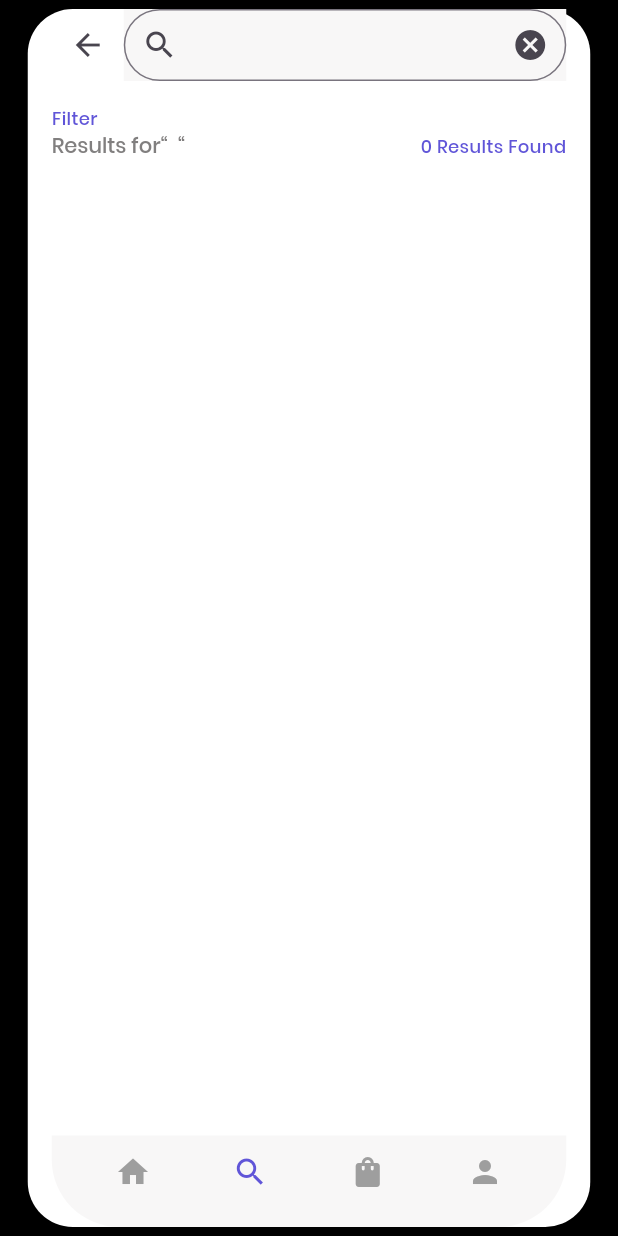
After one commit to Ibra1221/E-Commerce-App, a Flutter app: the SearchPage screen opened directly, item 3 of the bottom bar chosen, after a tap on the "arrow back" icon, on a phone screen of 412 x 824 dp. The commit adds this screen. Run offline on Flutter 3.47's test engine with Material 3 defaults, Android fonts, the phone set to English and light mode, and no system bars; our stand-ins replace carousel_slider, dio, flutter_iconly, smooth_page_indicator; missing offline and left inert: mdi; network calls fail; project files that could hold a hidden picture were left out.

Commit message:
ADD: Added search functionality

```diff
--- /dev/null
+++ b/lib/pages/search.dart
@@ -0,0 +1,390 @@
+import 'package:flutter/material.dart';
+import '../api_service.dart';
+import 'cart_page.dart';
+import 'home_page.dart';
+import 'product.dart';
+import '../models/product_model.dart';
+import 'package:provider/provider.dart';
+import '../providers/cart_provider.dart';
+import '../providers/favourite_provider.dart';
+
+class SearchPage extends StatefulWidget {
+  const SearchPage({super.key});
+
+  @override
+  State<SearchPage> createState() => _SearchPageState();
+}
+
+class _SearchPageState extends State<SearchPage> {
+  String currentPage = "Search";
+  bool _isLoading = false;
+  final TextEditingController _controller = TextEditingController();
+  List<ProductModel> _searchResults = [];
+  bool success = false;
+
+  Widget bottomBarBuilder() {
+    return Container(
+      width: 375,
+      height: 61,
+      decoration: BoxDecoration(
+        color: Color(0xFFF8F7F7),
+        borderRadius: BorderRadius.only(
+          bottomLeft: Radius.circular(45),
+          bottomRight: Radius.circular(45),
+        ),
+      ),
+      child: Row(
+        mainAxisSize: MainAxisSize.min,
+        mainAxisAlignment: MainAxisAlignment.spaceEvenly,
+        children: [
+          iconBuilder(Icon(Icons.home, color: Color(0xFF9E9E9E)), "Home"),
+          iconBuilder(Icon(Icons.search, color: Color(0xFF6055D8)), "Search"),
+          iconBuilder(
+            Icon(Icons.shopping_bag, color: Color(0xFF9E9E9E)),
+            "Bag",
+          ),
+          iconBuilder(Icon(Icons.person, color: Color(0xFF9E9E9E)), "Account"),
+        ],
+      ),
+    );
+  }
+
+  Widget iconBuilder(Icon icon, String label) {
+    return Column(
+      children: [
+        IconButton(
+          onPressed: () => {
+            if (label == "Bag" && currentPage != "Bag")
+              {
+                Navigator.push(
+                  context,
+                  MaterialPageRoute(builder: (context) => CartPage()),
+                ),
+              }
+            else
+              {
+                if (label == "Home" && currentPage != "Home")
+                  {
+                    Navigator.push(
+                      context,
+                      MaterialPageRoute(
+                        builder: (context) => HomePage(title: "Home"),
+                      ),
+                    ),
+                  }
+                else if (label == "Search" && currentPage != "Search")
+                  {
+                    Navigator.push(
+                      context,
+                      MaterialPageRoute(builder: (context) => SearchPage()),
+                    ),
+                  },
+              },
+          },
+          icon: icon,
+        ),
+      ],
+    );
+  }
+
+  Widget cardBuilder(
+    List<ProductModel> products,
+    int index,
+  ) {
+    return GestureDetector(
+      onTap: () => {
+        setState(() {
+          Navigator.push(
+            context,
+            MaterialPageRoute(
+              builder: (context) =>
+                  ProductPage(
+                  title: "Product",
+                  product: products[index],
+                  index: index,
+                  ),
+
+            ),
+          );
+        }),
+      },
+      child: Card(
+        child: Column(
+          crossAxisAlignment: CrossAxisAlignment.start,
+          children: [
+            SizedBox(
+              width: 155,
+              height: 134,
+              child: Stack(
+                children: [
+                  SizedBox(
+                    width: 155,
+                    height: 134,
+                    child: Image.network(
+                      products[index].images![0],
+                      width: 155,
+                      height: 134,
+                    ),
+                  ),
+                  Positioned(
+                    left: 113,
+                    top: 8,
+                    child: IconButton(
+                      onPressed: () => {
+                        setState(() {
+                          Provider.of<FavouriteProvider>(context, listen: false)
+                              .addToFavourites(products[index]);
+                        }),
+                      },
+                      icon: Icon(
+                        !Provider.of<FavouriteProvider>(
+                          context, listen: true
+                          ).favourites.contains(products[index])
+                            ? Icons.favorite_border
+                            : Icons.favorite,
+                      ),
+                    ),
+                  ),
+                ],
+              ),
+            ),
+            Padding(padding: EdgeInsets.only(top: 5)),
+            Container(
+              width: 155,
+              height: 64,
+              decoration: BoxDecoration(
+                borderRadius: BorderRadius.only(
+                  bottomLeft: Radius.circular(10),
+                  bottomRight: Radius.circular(10),
+                ),
+                color: Color(0xFFF8F7F7),
+              ),
+              child: Padding(
+                padding: const EdgeInsets.all(8.0),
+                child: Row(
+                  children: [
+                    Column(
+                      crossAxisAlignment: CrossAxisAlignment.start,
+                      children: [
+                        SizedBox(
+                          height: 21,
+                          width: 50,
+                          child: Text(
+                            products[index].title!,
+                            style: TextStyle(
+                              color: Colors.black,
+                              fontWeight: FontWeight.w600,
+                              fontFamily: "Poppins",
+                              fontSize: 14,
+                            ),
+                            maxLines: 1,
+                            overflow: TextOverflow.ellipsis,
+                          ),
+                        ),
+                        SizedBox(
+                          height: 18,
+                          width: 50,
+                          child: Text(
+                            "\$${products[index].price!.toString()}",
+                            style: TextStyle(
+                              color: Color(0xFF6055D8),
+                              fontWeight: FontWeight.w600,
+                              fontFamily: "Poppins",
+                              fontSize: 12,
+                            ),
+                            maxLines: 1,
+                            overflow: TextOverflow.ellipsis,
+                          ),
+                        ),
+                      ],
+                    ),
+                    Spacer(),
+                    SizedBox.square(
+                      dimension: 24,
+                      child: IconButton(
+                        padding: EdgeInsets.only(right: 12),
+                        constraints: BoxConstraints(),
+                        onPressed: () {
+                          Provider.of<CartProvider>(
+                                        context,
+                                        listen: false,
+                                      ).addToCart(products[index], 1);
+                        },
+                        icon: Icon(
+                          Icons.add_circle,
+                          color: Color(0xFF6055D8),
+                          size: 20,
+                        ),
+                      ),
+                    ),
+                  ],
+                ),
+              ),
+            ),
+          ],
+        ),
+      ),
+    );
+  }
+
+
+  @override
+  Widget build(BuildContext context) {
+    return Scaffold(
+      backgroundColor: Colors.black,
+      body: Center(
+        child: Container(
+          width: 375,
+          height: 812,
+          decoration: BoxDecoration(
+            borderRadius: BorderRadius.circular(30),
+            color: Colors.white,
+          ),
+          child: SafeArea(
+            child: Padding(
+              padding: const EdgeInsets.symmetric(horizontal: 16),
+              child: Column(
+                crossAxisAlignment: CrossAxisAlignment.start,
+                children: [
+                  Row(
+                    children: [
+                      IconButton(
+                        icon: Icon(Icons.arrow_back),
+                        onPressed: () {
+                          Navigator.pop(context);
+                        },
+                      ),
+                      Expanded(
+                        child: Container(
+                          width: 311,
+                          height: 48,
+                          decoration: BoxDecoration(color: Color(0xFFF8F7F7)),
+                          child: TextField(
+                            controller: _controller,
+                            decoration: InputDecoration(
+                              prefixIcon: Icon(Icons.search),
+                              suffixIcon: Icon(Icons.cancel),
+                              border: OutlineInputBorder(
+                                borderRadius: BorderRadius.circular(30),
+                                borderSide: BorderSide(
+                                  color: Color(0xFFF8F7F7),
+                                  width: 0.1,
+                                ),
+                              ),
+                            ),
+                            onChanged: (value) async {
+                              setState(() {
+                                this._isLoading = true;
+                              });
+                              try {
+                                final products = await ApiService()
+                                    .SearchProducts(value);
+
+                                setState(() {
+                                  _searchResults = products;
+                                  _isLoading = false;
+                                  success = true;
+                                });
+                              } catch (e) {
+                                setState(() {
+                                  _isLoading = false;
+                                });
+                                print("Search failed: $e");
+                              }
+                            },
+                          ),
+                        ),
+                      ),
+                    ],
+                  ),
+                  SizedBox(height: 16,),
+                  InkWell(
+                    onTap: () {},
+                    child: Text(
+                      "Filter",
+                      style: TextStyle(
+                              color: Color(0xFF6055D8),
+                              fontSize: 12,
+                              fontWeight: FontWeight.w600,
+                              fontFamily: "Poppins"
+                            ),
+                    ),
+                  ),
+                  Row(
+                    children: [
+                      RichText(
+                        text: TextSpan(
+                          text: "Results for",
+                          style: TextStyle(
+                            fontFamily: "Poppins",
+                            color: Color(0xFF817F7F),
+                            fontSize: 14,
+                            fontWeight: FontWeight.w600
+                          ),
+                          children: <TextSpan> [
+                            TextSpan(
+                              text: "“ ${_controller.text} “",
+                          style: TextStyle(
+                            fontFamily: "Poppins",
+                            fontSize: 14,
+                            fontWeight: FontWeight.w600
+                          ),
+                            )
+                          ]
+                        )
+                        ),
+                        Spacer(),
+                        Text(
+                          "${_searchResults.length} Results Found",
+                          style: TextStyle(
+                            color: Color(0xFF6055D8),
+                            fontSize: 12,
+                            fontWeight: FontWeight.w600,
+                            fontFamily: "Poppins"
+                          ),
+                        )
+                  ],
+                  ),
+                  SizedBox(height: 16,),
+                  Expanded(
+                    child: ListView.builder(
+                       itemCount: _searchResults.length,
+                       itemBuilder: (context, index) {
+                         int newIndex = index;
+
+                         if (index > 0) {
+                           newIndex += index;
+                         }
+                         int secondIndex = newIndex + 1;
+                         return Row(
+                           mainAxisAlignment: MainAxisAlignment.start,
+                           children: [
+                             newIndex < _searchResults.length
+                                 ? cardBuilder(
+                                     _searchResults,
+                                     newIndex,
+
+                                   )
+                                 : SizedBox(),
+                             Spacer(),
+                             secondIndex < _searchResults.length
+                                 ? cardBuilder(
+                                     _searchResults,
+                                     secondIndex,
+                                   )
+                                 : SizedBox(),
+                           ],
+                         );
+                       },
+                     ),
+                  ),
+                  bottomBarBuilder(),
+                ],
+              ),
+            ),
+          ),
+        ),
+      ),
+    );
+  }
+}
```
Also changed, not shown: lib/api_service.dart (+13 -0 lines), lib/pages/home_page.dart (+45 -16 lines).
